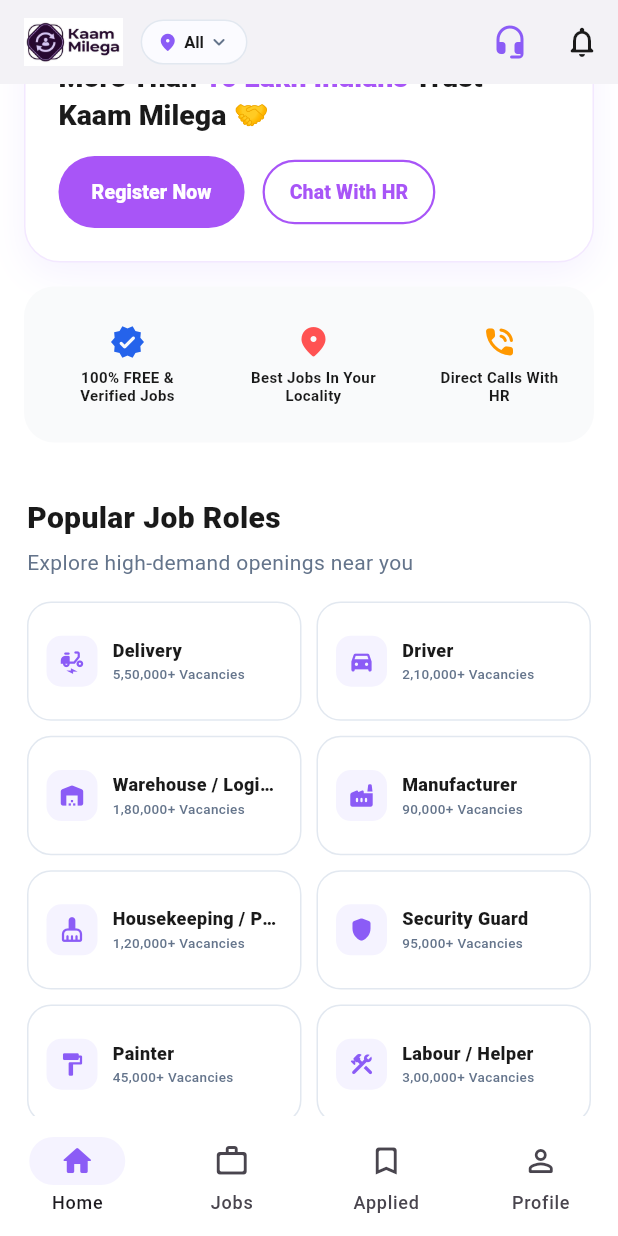
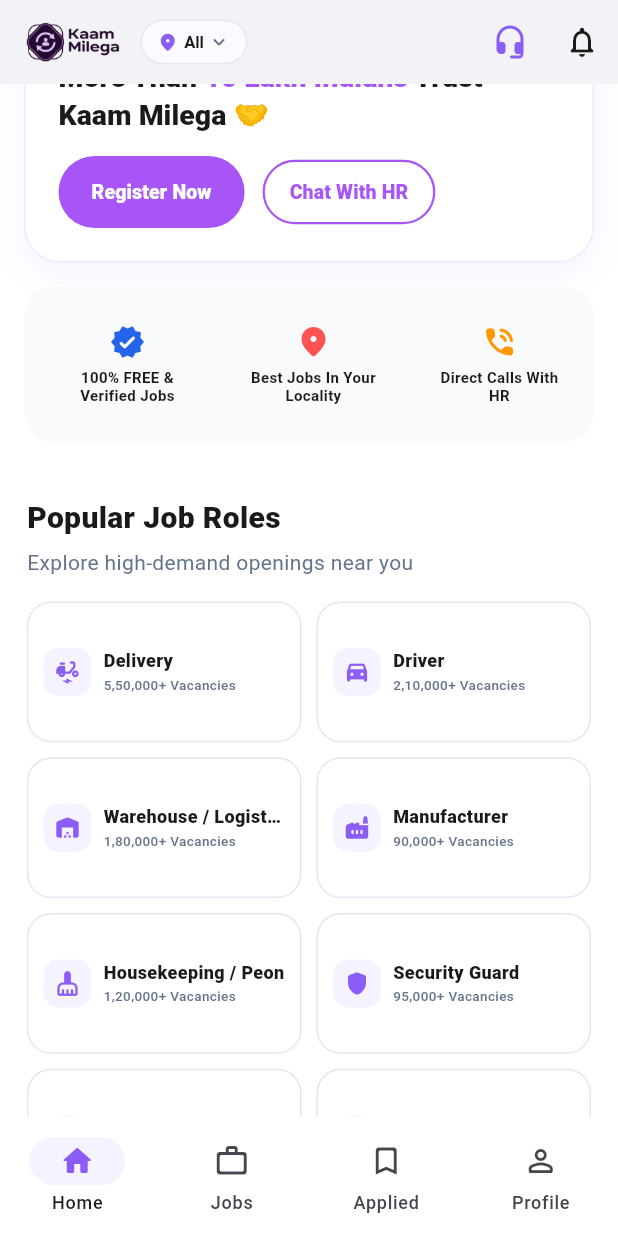
Before and after one commit to TzarVenture/KaamMilegaApp, a Flutter app: the screen it shows after launch, scrolled down 576 dp, on a phone screen of 412 x 824 dp. Run offline on Flutter 3.47's test engine with Material 3 defaults, Android fonts, the phone set to English and light mode, and no system bars; our stand-ins replace dio, flutter_riverpod, go_router, shared_preferences, shimmer; network calls fail.

Commit message:
Fix app logo transparent rendering and resolve home screen RenderFlex overflow issues

```diff
--- a/lib/features/home/presentation/home_screen.dart
+++ b/lib/features/home/presentation/home_screen.dart
@@ -113,7 +113,7 @@
                 }
               },
               child: Image.asset(
-                'assets/images/logo.jpg',
+                'assets/images/logo.png',
                 height: 32,
                 fit: BoxFit.contain,
               ),
@@ -748,7 +748,7 @@
               crossAxisCount: 2,
               mainAxisSpacing: 10,
               crossAxisSpacing: 10,
-              childAspectRatio: 2.3,
+              childAspectRatio: 1.95,
             ),
             itemBuilder: (context, index) {
               final item = roles[index];
@@ -756,7 +756,7 @@
                 borderRadius: BorderRadius.circular(16),
                 onTap: () => _selectRoleAndGo(item['role'] as String),
                 child: Container(
-                  padding: const EdgeInsets.symmetric(horizontal: 12, vertical: 10),
+                  padding: const EdgeInsets.symmetric(horizontal: 10, vertical: 8),
                   decoration: BoxDecoration(
                     color: Colors.white,
                     borderRadius: BorderRadius.circular(16),
@@ -765,7 +765,7 @@
                   child: Row(
                     children: [
                       Container(
-                        padding: const EdgeInsets.all(8),
+                        padding: const EdgeInsets.all(7),
                         decoration: BoxDecoration(
                           color: AppColors.primaryLight,
                           borderRadius: BorderRadius.circular(10),
@@ -776,7 +776,7 @@
                           color: AppColors.primary,
                         ),
                       ),
-                      const SizedBox(width: 10),
+                      const SizedBox(width: 8),
                       Expanded(
                         child: Column(
                           crossAxisAlignment: CrossAxisAlignment.start,
@@ -801,6 +801,7 @@
                                 fontWeight: FontWeight.w500,
                               ),
                               maxLines: 1,
+                              overflow: TextOverflow.ellipsis,
                             ),
                           ],
                         ),
@@ -859,7 +860,7 @@
               crossAxisCount: 3,
               mainAxisSpacing: 10,
               crossAxisSpacing: 10,
-              childAspectRatio: 1.1,
+              childAspectRatio: 0.9,
             ),
             itemBuilder: (context, index) {
               final q = qualifications[index];
@@ -867,7 +868,7 @@
                 borderRadius: BorderRadius.circular(18),
                 onTap: () => _selectQualificationAndGo(q['label']!),
                 child: Container(
-                  padding: const EdgeInsets.all(10),
+                  padding: const EdgeInsets.symmetric(horizontal: 6, vertical: 8),
                   decoration: BoxDecoration(
                     color: Colors.white,
                     borderRadius: BorderRadius.circular(18),
@@ -882,9 +883,10 @@
                   ),
                   child: Column(
                     mainAxisAlignment: MainAxisAlignment.center,
+                    mainAxisSize: MainAxisSize.min,
                     children: [
-                      Text(q['icon']!, style: const TextStyle(fontSize: 24)),
-                      const SizedBox(height: 6),
+                      Text(q['icon']!, style: const TextStyle(fontSize: 22)),
+                      const SizedBox(height: 4),
                       Text(
                         q['label']!,
                         style: const TextStyle(
@@ -904,6 +906,8 @@
                           color: AppColors.textSecondary,
                           fontWeight: FontWeight.w500,
                         ),
+                        maxLines: 1,
+                        overflow: TextOverflow.ellipsis,
                       ),
                     ],
                   ),
@@ -1053,12 +1057,16 @@
             children: const [
               Icon(Icons.star_rounded, color: Colors.amber, size: 16),
               SizedBox(width: 4),
-              Text(
-                '4.2 / 5.0 Workplace Rating',
-                style: TextStyle(
-                  color: Colors.white70,
-                  fontSize: 11,
-                  fontWeight: FontWeight.w600,
+              Flexible(
+                child: Text(
+                  '4.2 / 5.0 Workplace Rating',
+                  style: TextStyle(
+                    color: Colors.white70,
+                    fontSize: 11,
+                    fontWeight: FontWeight.w600,
+                  ),
+                  maxLines: 1,
+                  overflow: TextOverflow.ellipsis,
                 ),
               ),
             ],
@@ -1211,7 +1219,7 @@
               }
             },
             child: Image.asset(
-              'assets/images/logo.jpg',
+              'assets/images/logo.png',
               height: 36,
               fit: BoxFit.contain,
             ),
@@ -1228,8 +1236,11 @@
           const SizedBox(height: 20),
           const Divider(color: Colors.white12),
           const SizedBox(height: 14),
-          Row(
-            mainAxisAlignment: MainAxisAlignment.spaceBetween,
+          Wrap(
+            alignment: WrapAlignment.spaceBetween,
+            crossAxisAlignment: WrapCrossAlignment.center,
+            spacing: 12,
+            runSpacing: 6,
             children: const [
               Text(
                 'HR Helpline: 1800 123 456',
--- a/lib/features/jobs/presentation/jobs_screen.dart
+++ b/lib/features/jobs/presentation/jobs_screen.dart
@@ -121,7 +121,7 @@
             // Logo Branding (clickable to go to home)
             GestureDetector(
               onTap: () => context.go('/home'),
-              child: Image.asset('assets/images/logo.jpg', height: 32),
+              child: Image.asset('assets/images/logo.png', height: 32),
             ),
 
             const SizedBox(width: 10),
```
Also changed, not shown: assets/images/logo.png (added), assets/images/logo_transparent.png (added), 1 other file.
